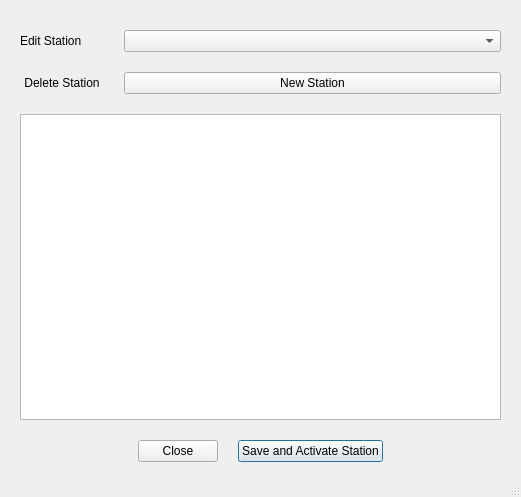
The window that not1mm/data/StationSettings.ui (kyleboyle/not1mm) describes before a commit, drawn with Qt 5.
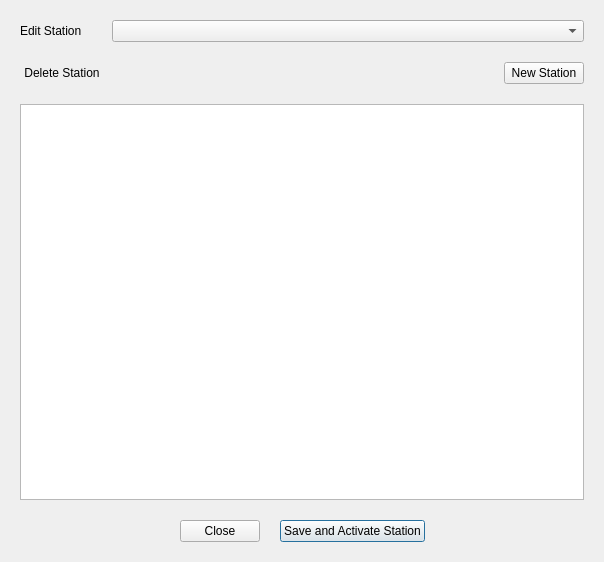
The same window after the commit.

Commit message: working qso log with column settings persisted per contest

What changed in the file:
```diff
--- a/not1mm/data/StationSettings.ui
+++ b/not1mm/data/StationSettings.ui
@@ -6,8 +6,8 @@
    <rect>
     <x>0</x>
     <y>0</y>
-    <width>521</width>
-    <height>497</height>
+    <width>604</width>
+    <height>562</height>
    </rect>
   </property>
   <property name="minimumSize">
@@ -19,27 +19,12 @@
   <property name="windowTitle">
    <string>Station Setup</string>
   </property>
-  <property name="sizeGripEnabled">
-   <bool>true</bool>
-  </property>
-  <property name="modal">
-   <bool>true</bool>
-  </property>
-  <widget class="QWidget" name="verticalLayoutWidget">
-   <property name="geometry">
-    <rect>
-     <x>0</x>
-     <y>10</y>
-     <width>521</width>
-     <height>472</height>
-    </rect>
-   </property>
-   <layout class="QVBoxLayout" name="verticalLayout" stretch="0,1,0">
+  <layout class="QVBoxLayout" name="verticalLayout" stretch="0,0,0,1">
     <property name="spacing">
      <number>20</number>
     </property>
     <property name="sizeConstraint">
-     <enum>QLayout::SetNoConstraint</enum>
+    <enum>QLayout::SetDefaultConstraint</enum>
     </property>
     <property name="leftMargin">
      <number>20</number>
@@ -54,28 +39,32 @@
      <number>20</number>
     </property>
     <item>
-     <layout class="QFormLayout" name="formLayout">
-      <item row="0" column="1">
-       <widget class="QComboBox" name="select_station"/>
-      </item>
-      <item row="0" column="0">
+    <layout class="QHBoxLayout" name="contestSelectLayout">
+     <property name="spacing">
+      <number>30</number>
+     </property>
+     <item>
        <widget class="QLabel" name="label_2">
         <property name="text">
          <string>Edit Station</string>
         </property>
        </widget>
       </item>
-      <item row="1" column="1">
-       <widget class="QPushButton" name="button_new">
-        <property name="text">
-         <string>New Station</string>
-        </property>
-        <property name="autoDefault">
-         <bool>false</bool>
+     <item>
+      <widget class="QComboBox" name="select_station">
+       <property name="sizePolicy">
+        <sizepolicy hsizetype="Expanding" vsizetype="Fixed">
+         <horstretch>1</horstretch>
+         <verstretch>0</verstretch>
+        </sizepolicy>
         </property>
        </widget>
       </item>
-      <item row="1" column="0">
+    </layout>
+   </item>
+   <item>
+    <layout class="QHBoxLayout" name="horizontalLayout_3">
+     <item>
        <widget class="QPushButton" name="button_delete">
         <property name="text">
          <string>Delete Station</string>
@@ -91,6 +80,29 @@
         </property>
        </widget>
       </item>
+     <item>
+      <spacer name="horizontalSpacer">
+       <property name="orientation">
+        <enum>Qt::Horizontal</enum>
+       </property>
+       <property name="sizeHint" stdset="0">
+        <size>
+         <width>40</width>
+         <height>20</height>
+        </size>
+       </property>
+      </spacer>
+     </item>
+     <item>
+      <widget class="QPushButton" name="button_new">
+       <property name="text">
+        <string>New Station</string>
+       </property>
+       <property name="autoDefault">
+        <bool>false</bool>
+       </property>
+      </widget>
+     </item>
      </layout>
     </item>
     <item>
@@ -172,7 +184,6 @@
      </layout>
     </item>
    </layout>
-  </widget>
  </widget>
  <resources/>
  <connections/>
```
Lines whose indentation alone changed are shown as unchanged. The commit also changes 21 other files.
